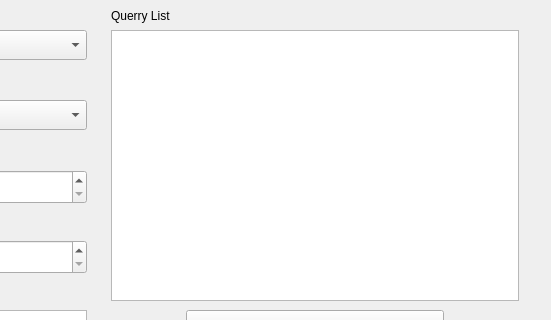
Above: ui/winInternalQuery.ui from S31F3R/DataDoctor before the change; both pictures show x 199 to 750 and y 0 to 320 of the 750 by 511 pixel window. Below: the same form after it.
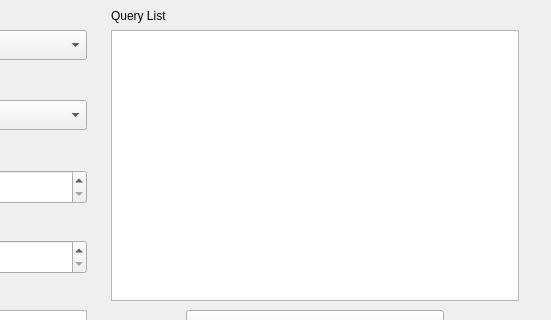
That is the form after the change. Icons and pictures are not drawn.

Commit message: Fixed typo in query list label

The edit to the form file:
```diff
--- a/ui/winInternalQuery.ui
+++ b/ui/winInternalQuery.ui
@@ -214,7 +214,7 @@
      </rect>
     </property>
     <property name="text">
-     <string>Querry List</string>
+     <string>Query List</string>
     </property>
    </widget>
    <widget class="QPushButton" name="btnRemoveQuery">
```
The commit also changes 1 other file.
